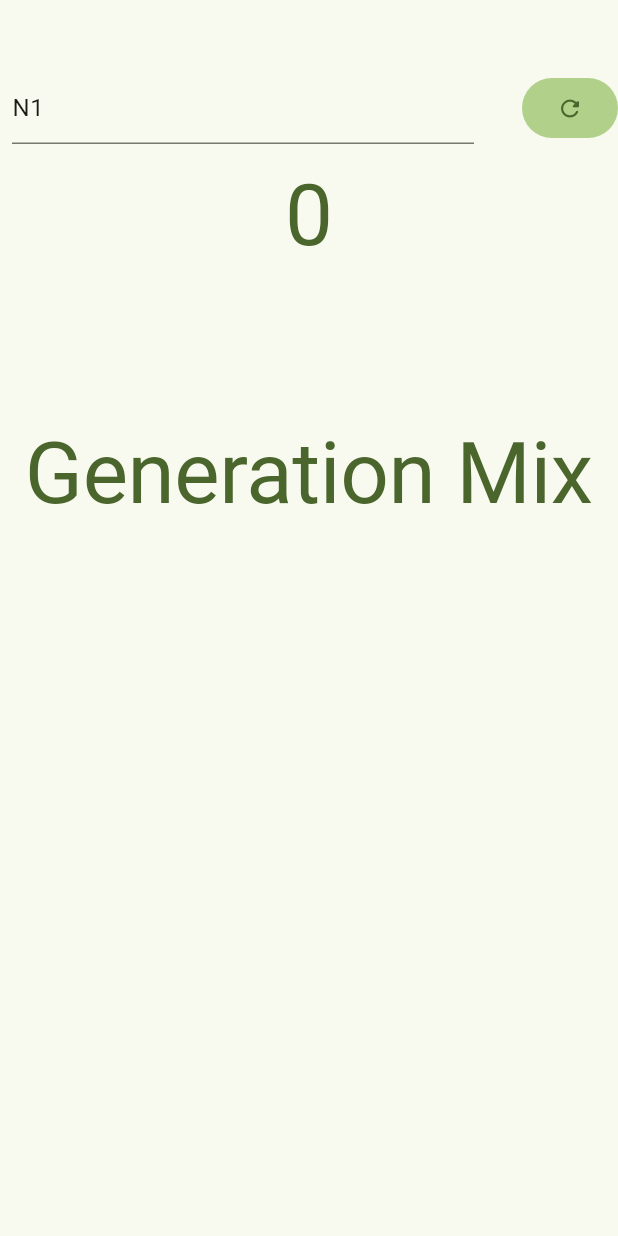
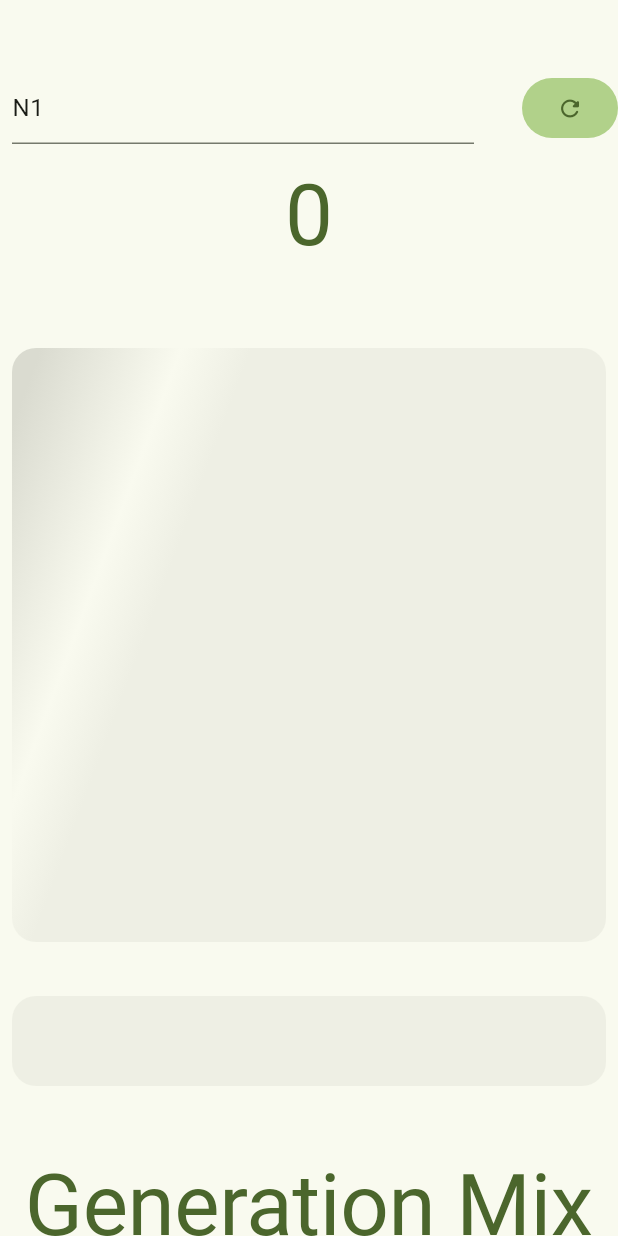
Before and after one commit to Anand5329/electricity_prices_carbon_intensity, a Flutter app: the RegionalPage widget shown alone on an empty page, opened directly, on a phone screen of 412 x 824 dp. Run offline on Flutter 3.47's test engine with Material 3 defaults, Android fonts, the phone set to English and light mode, and no system bars; our stand-ins replace fl_chart, logger; network calls fail.

Commit message:
[feat] Added shimmer loading for regional carbon intensity graph

```diff
--- a/lib/utilities/style.dart
+++ b/lib/utilities/style.dart
@@ -69,6 +69,20 @@ class StyleComponents {
     );
   }
 
+  LinearGradient shimmerGradient() {
+    return LinearGradient(
+      colors: [
+        _theme.colorScheme.surfaceDim,
+        _theme.colorScheme.surfaceBright,
+        _theme.colorScheme.surfaceContainer,
+      ],
+      stops: [0.1, 0.3, 0.4],
+      begin: Alignment(-1.0, -0.3),
+      end: Alignment(1.0, 0.3),
+      tileMode: TileMode.clamp,
+    );
+  }
+
   static Widget headlineTextWrapper(String text, ThemeData theme) {
     final textStyle = theme.textTheme.displayLarge!.copyWith(
       color: theme.colorScheme.primary,
--- a/lib/widgets/regionaldata.dart
+++ b/lib/widgets/regionaldata.dart
@@ -3,6 +3,7 @@ import 'package:electricity_prices_and_carbon_intensity/utilities/style.dart';
 import 'package:electricity_prices_and_carbon_intensity/widgets/chart.dart';
 import 'package:electricity_prices_and_carbon_intensity/utilities/httpclient.dart';
 import 'package:electricity_prices_and_carbon_intensity/widgets/pieChart.dart';
+import 'package:electricity_prices_and_carbon_intensity/widgets/shimmerLoad.dart';
 import 'package:fl_chart/fl_chart.dart';
 import 'package:flutter/material.dart';
 import 'package:logger/logger.dart';
@@ -157,13 +158,33 @@ class _RegionalPageState extends State<RegionalPage> {
             ),
             BigAnimatedCounter(count: _counter.toDouble()),
             SizedBox(height: 40),
-            _adaptiveChartWidgetBuilder == null
-                ? SizedBox()
-                : LayoutBuilder(builder: _adaptiveChartWidgetBuilder!.builder),
+            Shimmer(
+              linearGradient: style.shimmerGradient(),
+              child: Column(
+                children: [
+                  ShimmerLoading(
+                    isLoading: _adaptiveChartWidgetBuilder == null,
+                    childGenerator: () => LayoutBuilder(
+                      builder: _adaptiveChartWidgetBuilder!.builder,
+                    ),
+                    placeholder: AspectRatio(
+                      aspectRatio: 1,
+                      child: Padding(
+                        padding: EdgeInsets.all(8),
+                        child: Container(
+                          width: double.infinity,
+                          decoration: BoxDecoration(
+                            color: Colors.black,
+                            borderRadius: BorderRadius.circular(16),
+                          ),
+                        ),
+                      ),
+                    ),
+                  ),
                   SizedBox(height: 20),
-            _minPeriod == null
-                ? SizedBox()
-                : Column(
+                  ShimmerLoading(
+                    isLoading: _minPeriod == null,
+                    childGenerator: () => Column(
                       mainAxisAlignment: MainAxisAlignment.center,
                       children: [
                         Text("Next lowest:"),
@@ -177,6 +198,21 @@ class _RegionalPageState extends State<RegionalPage> {
                         ),
                         SizedBox(height: 20),
                       ],
+                    ),
+                    placeholder: Padding(
+                      padding: EdgeInsets.all(8),
+                      child: Container(
+                        width: double.infinity,
+                        height: 60,
+                        decoration: BoxDecoration(
+                          color: Colors.black,
+                          borderRadius: BorderRadius.circular(16),
+                        ),
+                      ),
+                    ),
+                  ),
+                ],
+              ),
             ),
             const SizedBox(height: 40),
             StyleComponents.headlineTextWrapper(
--- /dev/null
+++ b/lib/widgets/shimmerLoad.dart
@@ -0,0 +1,163 @@
+import 'package:flutter/material.dart';
+
+class Shimmer extends StatefulWidget {
+  static ShimmerState? of(BuildContext context) {
+    return context.findAncestorStateOfType<ShimmerState>();
+  }
+
+  const Shimmer({super.key, required this.linearGradient, this.child});
+
+  final LinearGradient linearGradient;
+  final Widget? child;
+
+  @override
+  ShimmerState createState() => ShimmerState();
+
+  static const shimmerGradient = LinearGradient(
+    colors: [Colors.black, Colors.white, Colors.blueGrey],
+    stops: [0.1, 0.3, 0.4],
+    begin: Alignment(-1.0, -0.3),
+    end: Alignment(1.0, 0.3),
+    tileMode: TileMode.clamp,
+  );
+}
+
+class ShimmerState extends State<Shimmer> with SingleTickerProviderStateMixin {
+  late AnimationController _shimmerController;
+
+  @override
+  void initState() {
+    super.initState();
+
+    _shimmerController = AnimationController.unbounded(vsync: this)
+      ..repeat(min: -0.5, max: 1.5, period: const Duration(milliseconds: 1000));
+  }
+
+  @override
+  void dispose() {
+    _shimmerController.dispose();
+    super.dispose();
+  }
+
+  LinearGradient get gradient => LinearGradient(
+    colors: widget.linearGradient.colors,
+    stops: widget.linearGradient.stops,
+    begin: widget.linearGradient.begin,
+    end: widget.linearGradient.end,
+    transform: _SlidingGradientTransform(
+      slidePercent: _shimmerController.value,
+    ),
+  );
+
+  bool get isSized =>
+      (context.findRenderObject() as RenderBox?)?.hasSize ?? false;
+
+  Size get size => (context.findRenderObject() as RenderBox).size;
+
+  Offset getDescendantOffset({
+    required RenderBox descendant,
+    Offset offset = Offset.zero,
+  }) {
+    final shimmerBox = context.findRenderObject() as RenderBox?;
+    return descendant.localToGlobal(offset, ancestor: shimmerBox);
+  }
+
+  Listenable get shimmerChanges => _shimmerController;
+
+  @override
+  Widget build(BuildContext context) {
+    return widget.child ?? const SizedBox();
+  }
+}
+
+class _SlidingGradientTransform extends GradientTransform {
+  const _SlidingGradientTransform({required this.slidePercent});
+
+  final double slidePercent;
+
+  @override
+  Matrix4? transform(Rect bounds, {TextDirection? textDirection}) {
+    return Matrix4.translationValues(bounds.width * slidePercent, 0.0, 0.0);
+  }
+}
+
+class ShimmerLoading extends StatefulWidget {
+  const ShimmerLoading({
+    super.key,
+    required this.isLoading,
+    required this.childGenerator,
+    required this.placeholder,
+  });
+
+  final bool isLoading;
+  final Widget Function() childGenerator;
+  final Widget placeholder;
+
+  @override
+  State<ShimmerLoading> createState() => _ShimmerLoadingState();
+}
+
+class _ShimmerLoadingState extends State<ShimmerLoading> {
+  Listenable? _shimmerChanges;
+
+  @override
+  void didChangeDependencies() {
+    super.didChangeDependencies();
+    if (_shimmerChanges != null) {
+      _shimmerChanges!.removeListener(_onShimmerChange);
+    }
+    _shimmerChanges = Shimmer.of(context)?.shimmerChanges;
+    if (_shimmerChanges != null) {
+      _shimmerChanges!.addListener(_onShimmerChange);
+    }
+  }
+
+  @override
+  void dispose() {
+    _shimmerChanges?.removeListener(_onShimmerChange);
+    super.dispose();
+  }
+
+  void _onShimmerChange() {
+    if (widget.isLoading) {
+      setState(() {
+        // Update the shimmer painting.
+      });
+    }
+  }
+
+  @override
+  Widget build(BuildContext context) {
+    if (!widget.isLoading) {
+      return widget.childGenerator();
+    }
+
+    // Collect ancestor shimmer info.
+    final shimmer = Shimmer.of(context)!;
+    if (!shimmer.isSized) {
+      // The ancestor Shimmer widget has not laid
+      // itself out yet. Return an empty box.
+      return const SizedBox();
+    }
+    final shimmerSize = shimmer.size;
+    final gradient = shimmer.gradient;
+    final offsetWithinShimmer = shimmer.getDescendantOffset(
+      descendant: context.findRenderObject() as RenderBox,
+    );
+
+    return ShaderMask(
+      blendMode: BlendMode.srcATop,
+      shaderCallback: (bounds) {
+        return gradient.createShader(
+          Rect.fromLTWH(
+            -offsetWithinShimmer.dx,
+            -offsetWithinShimmer.dy,
+            shimmerSize.width,
+            shimmerSize.height,
+          ),
+        );
+      },
+      child: widget.placeholder,
+    );
+  }
+}
```
Lines whose indentation alone changed are shown as unchanged.
